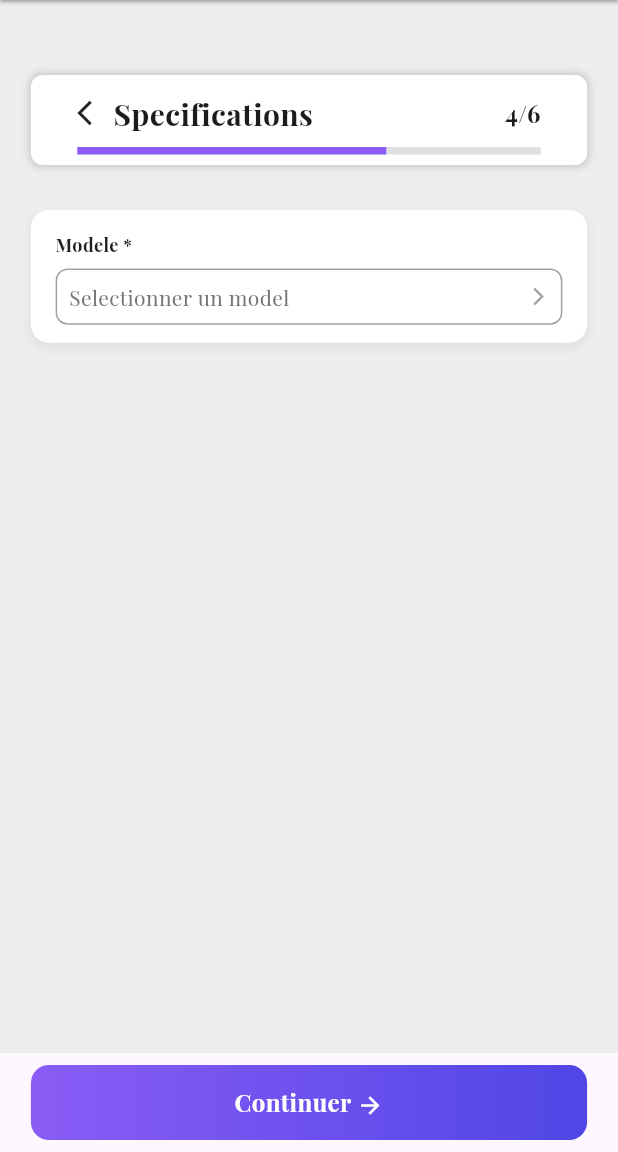
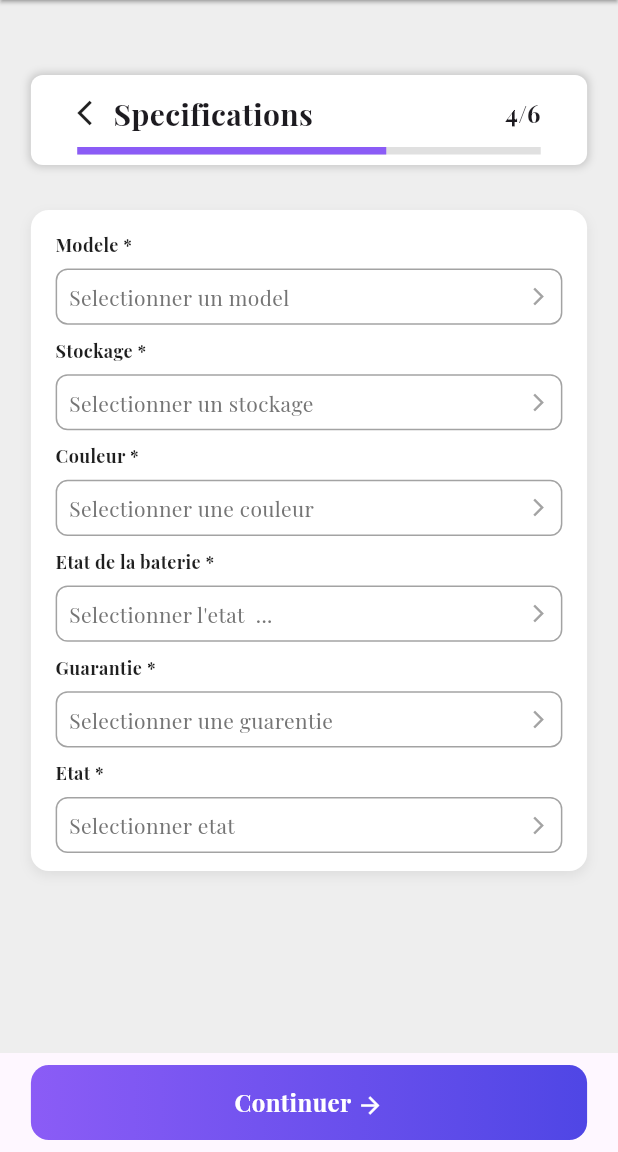
Before and after one commit to MoussaKhalilMoussa/minsiida, a Flutter app: the AddPostScreen screen opened by its route, swiped to page 4, on a phone screen of 412 x 824 dp, the part 84-1236 px from its top. Run offline on Flutter 3.47's test engine with Material 3 defaults, Android fonts, the phone set to English and light mode, and no system bars; our stand-ins replace dotted_border, font_awesome_flutter, get, google_fonts, image_picker; network calls fail.

Commit message:
specifications page completed

```diff
--- a/lib/controllers/specifications/specification_controller.dart
+++ b/lib/controllers/specifications/specification_controller.dart
@@ -5,10 +5,32 @@ class SpecificationController extends GetxController {
   final TextEditingController _modelController = TextEditingController();
   TextEditingController get modelController => _modelController;
   final modeles = <String>[..._iPhoneModels].obs;
+  final storages = <String>[..._storageOptions].obs;
+  final colors = <String>[..._colorsOptions].obs;
+  final bateryStates = <String>[..._bateryStateOptions].obs;
+  final guarentees = <String>[..._guaranteeOptions].obs;
+  final conditions = <String>[..._conditionOptions].obs;
+
   final filteredModels = <String>[..._iPhoneModels].obs;
+  final filteredStorage = <String>[..._storageOptions].obs;
+  final filteredColors = <String>[..._colorsOptions].obs;
+  final filteredBateryStates = <String>[..._colorsOptions].obs;
+  final filteredGuarantees = <String>[..._guaranteeOptions].obs;
+  final filteredConditions = <String>[..._conditionOptions].obs;
 
   final Rx<String?> selectedModel = Rx<String?>(null);
+  final Rx<String?> selectedStorage = Rx<String?>(null);
+  final Rx<String?> selectedColor = Rx<String?>(null);
+  final Rx<String?> selectedBateryState = Rx<String?>(null);
+  final Rx<String?> selectedGuarantee = Rx<String?>(null);
+  final Rx<String?> selectedCondition = Rx<String?>(null);
+
   final RxBool showModelError = false.obs;
+  final RxBool showStorageError = false.obs;
+  final RxBool showColorError = false.obs;
+  final RxBool showBateryStateError = false.obs;
+  final RxBool showGuaranteeError = false.obs;
+  final RxBool showConditionError = false.obs;
 
   void filterModels(String query) {
     final results = _iPhoneModels;
@@ -23,8 +45,78 @@ class SpecificationController extends GetxController {
     }
   }
 
+  void filterStorage(String query) {
+    final results = _storageOptions;
+    if (query.isEmpty) {
+      filteredStorage.assignAll(results);
+    } else {
+      filteredStorage.assignAll(
+        _storageOptions
+            .where((m) => m.toLowerCase().contains(query.toLowerCase()))
+            .toList(),
+      );
+    }
+  }
+
+  void filterColor(String query) {
+    final results = _colorsOptions;
+    if (query.isEmpty) {
+      filteredColors.assignAll(results);
+    } else {
+      filteredColors.assignAll(
+        _colorsOptions
+            .where((m) => m.toLowerCase().contains(query.toLowerCase()))
+            .toList(),
+      );
+    }
+  }
+
+  void filterState(String query) {
+    final results = _bateryStateOptions;
+    if (query.isEmpty) {
+      filteredBateryStates.assignAll(results);
+    } else {
+      filteredBateryStates.assignAll(
+        _bateryStateOptions
+            .where((m) => m.toLowerCase().contains(query.toLowerCase()))
+            .toList(),
+      );
+    }
+  }
+
+  void filterGuarantee(String query) {
+    final results = _guaranteeOptions;
+    if (query.isEmpty) {
+      filteredGuarantees.assignAll(results);
+    } else {
+      filteredGuarantees.assignAll(
+        _guaranteeOptions
+            .where((m) => m.toLowerCase().contains(query.toLowerCase()))
+            .toList(),
+      );
+    }
+  }
+
+  void filterCondition(String query) {
+    final results = _conditionOptions;
+    if (query.isEmpty) {
+      filteredConditions.assignAll(results);
+    } else {
+      filteredConditions.assignAll(
+        _conditionOptions
+            .where((m) => m.toLowerCase().contains(query.toLowerCase()))
+            .toList(),
+      );
+    }
+  }
+
   void resetSelectedModel() {
     filteredModels.value = <String>[..._iPhoneModels];
+    filteredStorage.value = <String>[..._storageOptions];
+    filteredColors.value = <String>[..._colorsOptions];
+    filteredBateryStates.value = <String>[..._bateryStateOptions];
+    filteredGuarantees.value = <String>[..._guaranteeOptions];
+    filteredConditions.value = <String>[..._conditionOptions];
   }
 
   @override
@@ -32,6 +124,50 @@ class SpecificationController extends GetxController {
     modelController.dispose();
     super.dispose();
   }
+
+  static final List<String> _conditionOptions = [
+    "Neuf",
+    "Comme Neuf",
+    "Bon État",
+    "État Moyen",
+    "Pour pieces",
+  ];
+
+  static final List<String> _guaranteeOptions = [
+    "Sous garantie",
+    "Sans garantie",
+  ];
+
+  static final List<String> _bateryStateOptions = [
+    "90-100%",
+    "80-98%",
+    "70-79%",
+    "Moins de 70%",
+  ];
+
+  static final List<String> _colorsOptions = [
+    "Rouge",
+    "Bleu",
+    "Vert",
+    "Jaune",
+    "Orange",
+    "Rose",
+    "Violet",
+    "Marron",
+    "Noir",
+  ];
+
+  static final List<String> _storageOptions = [
+    "32 Go",
+    "64 Go",
+    "128 Go",
+    "256 Go",
+    "512 Go",
+    "1 To",
+    "2 To",
+    "4 To",
+    "8 To",
+  ];
 
   static final List<String> _iPhoneModels = [
     'iPhone X',
--- a/lib/view/post/pages/specifications.dart
+++ b/lib/view/post/pages/specifications.dart
@@ -95,30 +95,74 @@ class _Specifications extends State<Specifications> {
                               label: "Modele *",
                               onChanged: specificationController.filterModels,
                               hintText: "un model",
+                              hintText1: "model",
+                              items: specificationController.modeles,
                               selectedItemRx:
                                   specificationController.selectedModel,
+                              showError: specificationController.showModelError,
                             ),
-                            /*
+
                             buildLocalizationLabeledField(
                               label: "Stockage *",
-                              onChanged: (p0) {},
+                              onChanged: specificationController.filterStorage,
+                              hintText: "un stockage",
+                              hintText1: "stockage",
+                              items: specificationController.storages,
+                              selectedItemRx:
+                                  specificationController.selectedStorage,
+                              showError:
+                                  specificationController.showStorageError,
                             ),
+
                             buildLocalizationLabeledField(
                               label: "Couleur *",
-                              onChanged: (p0) {},
+                              onChanged: specificationController.filterColor,
+                              hintText: "une couleur",
+                              hintText1: "couleur",
+                              items: specificationController.colors,
+                              selectedItemRx:
+                                  specificationController.selectedColor,
+                              showError: specificationController.showColorError,
                             ),
+
                             buildLocalizationLabeledField(
                               label: "Etat de la baterie *",
-                              onChanged: (p0) {},
+                              onChanged: specificationController.filterState,
+                              hintText: "l'etat de la baterie",
+                              hintText1: "etat de la baterie",
+                              items: specificationController.bateryStates,
+                              selectedItemRx:
+                                  specificationController.selectedBateryState,
+                              showError:
+                                  specificationController.showBateryStateError,
                             ),
+
                             buildLocalizationLabeledField(
                               label: "Guarantie *",
-                              onChanged: (p0) {},
+                              onChanged:
+                                  specificationController.filterGuarantee,
+                              hintText1: "gurentie",
+                              hintText: "une guarentie",
+                              items: specificationController.guarentees,
+                              selectedItemRx:
+                                  specificationController.selectedGuarantee,
+                              showError:
+                                  specificationController.showGuaranteeError,
+                                  showSearcharea: true
                             ),
                             buildLocalizationLabeledField(
                               label: "Etat *",
-                              onChanged: (p0) {},
-                            ), */
+                              onChanged:
+                                  specificationController.filterCondition,
+                              hintText1: "l'etat",
+                              hintText: "etat",
+                              items: specificationController.conditions,
+                              selectedItemRx:
+                                  specificationController.selectedCondition,
+                              showError:
+                                  specificationController.showConditionError,
+                                  showSearcharea: true
+                            ),
                             const SizedBox(height: 8),
                           ],
                         ),
@@ -142,8 +186,12 @@ class _Specifications extends State<Specifications> {
   Widget buildLocalizationLabeledField({
     required String label,
     required String hintText,
+    required String hintText1,
+    required List<String> items,
     required Rx<String?> selectedItemRx,
     required Function(String)? onChanged,
+    required RxBool showError,
+    bool showSearcharea = false
   }) {
     final width = MediaQuery.sizeOf(Get.context!).width * 0.82;
     final height = MediaQuery.sizeOf(Get.context!).height / 22;
@@ -152,7 +200,15 @@ class _Specifications extends State<Specifications> {
         //locationController.resetSelection();
         specificationController.resetSelectedModel();
         Get.dialog(
-          cityDialog(onChanged: onChanged),
+          cityDialog(
+            onChanged: onChanged,
+            hintText1: hintText1,
+            hintText: hintText,
+            items: items,
+            selectedItemRx: selectedItemRx,
+            showError: showError,
+            showSearcharea:showSearcharea
+          ),
           barrierDismissible: true,
           transitionDuration: Duration(milliseconds: 0),
         );
@@ -160,16 +216,8 @@ class _Specifications extends State<Specifications> {
       child: Padding(
         padding: const EdgeInsets.symmetric(horizontal: 14.0, vertical: 4),
         child: Obx(() {
-          //final city = locationController.selectedCity.value;
-          //final model = specificationController.selectedModel.value;
-          //final item = selectedItem;
-          //final city = null;
-
-          //final subPref = null;
-
           final item = selectedItemRx.value;
-          String locationText =
-              item != null ? "$item" : "Selectionner $hintText";
+          String locationText = item ?? "Selectionner $hintText";
 
           return Column(
             crossAxisAlignment: CrossAxisAlignment.start,
@@ -206,7 +254,7 @@ class _Specifications extends State<Specifications> {
                   ],
                 ),
               ),
-              if (specificationController.showModelError.value) ...[
+              if (showError.value) ...[
                 const SizedBox(height: 4),
                 Row(
                   //mainAxisAlignment: MainAxisAlignment.end,
@@ -219,7 +267,7 @@ class _Specifications extends State<Specifications> {
                     const SizedBox(width: 4),
                     Expanded(
                       child: Text(
-                        "$item n'est page encore selectionner",
+                        "$hintText1 n'est page encore selectionner",
                         style: const TextStyle(color: Colors.red, fontSize: 13),
                       ),
                     ),
@@ -233,7 +281,15 @@ class _Specifications extends State<Specifications> {
     );
   }
 
-  Widget cityDialog({required Function(String)? onChanged}) {
+  Widget cityDialog({
+    required Function(String)? onChanged,
+    required String hintText,
+    required String hintText1,
+    required List<String> items,
+    required Rx<String?> selectedItemRx,
+    required RxBool showError,
+    bool showSearcharea = false
+  }) {
     //specificationController.resetSelectedModel();
     return SingleChildScrollView(
       padding: const EdgeInsets.symmetric(horizontal: 12.0, vertical: 60.0),
@@ -258,7 +314,7 @@ class _Specifications extends State<Specifications> {
                 mainAxisAlignment: MainAxisAlignment.spaceAround,
                 children: [
                   Text(
-                    "Selectionner modele",
+                    "Selectionner $hintText1",
                     style: TextStyle(
                       color: blackColor2,
                       fontSize: 20,
@@ -281,11 +337,12 @@ class _Specifications extends State<Specifications> {
           mainAxisSize: MainAxisSize.min,
           crossAxisAlignment: CrossAxisAlignment.start,
           children: [
+            if (!showSearcharea) ...[
               const SizedBox(height: 4),
               TextField(
                 onChanged: onChanged,
                 decoration: InputDecoration(
-                hintText: "Rechercher un model",
+                  hintText: "Rechercher $hintText",
                   border: OutlineInputBorder(
                     borderRadius: BorderRadius.circular(8),
                     borderSide: BorderSide(color: Colors.grey[400]!),
@@ -293,9 +350,11 @@ class _Specifications extends State<Specifications> {
                   prefixIcon: Icon(Icons.search, color: Colors.grey[600]),
                 ),
               ),
+            ],
             const SizedBox(height: 16),
             Obx(() {
-              final modeles = specificationController.filteredModels;
+              //final modeles = specificationController.filteredModels;
+              final listItems = items;
               return Container(
                 decoration: BoxDecoration(
                   color: Colors.grey.withValues(alpha: 0.3),
@@ -309,18 +368,16 @@ class _Specifications extends State<Specifications> {
                 height: MediaQuery.sizeOf(Get.context!).width * 0.7,
                 width: MediaQuery.sizeOf(Get.context!).width * 0.9,
                 child:
-                    modeles.isEmpty
-                        ? Center(child: Text("Aucune ville trouvée"))
+                    listItems.isEmpty
+                        ? Center(child: Text("Aucun $hintText1 trouvée"))
                         : ClipRRect(
                           borderRadius: BorderRadius.circular(8.0),
                           child: ListView.builder(
                             shrinkWrap: true,
-                            itemCount: modeles.length,
+                            itemCount: listItems.length,
                             itemBuilder: (_, index) {
-                              final model = modeles[index];
-                              final isSelected =
-                                  specificationController.selectedModel.value ==
-                                  model;
+                              final item = listItems[index];
+                              final isSelected = selectedItemRx.value == item;
                               return Card(
                                 color:
                                     isSelected
@@ -329,20 +386,16 @@ class _Specifications extends State<Specifications> {
                                 shape: LinearBorder(),
                                 margin: const EdgeInsets.only(bottom: 0.3),
                                 child: ListTile(
-                                  title: Text(model),
+                                  title: Text(item),
                                   trailing:
                                       isSelected
                                           ? const Icon(Icons.check, size: 14)
                                           : null,
 
                                   onTap: () {
-                                    specificationController
-                                        .selectedModel
-                                        .value = model;
-                                    specificationController
-                                        .showModelError
-                                        .value = false;
-                                    onChanged?.call(model);
+                                    selectedItemRx.value = item;
+                                    showError.value = false;
+                                    onChanged?.call(item);
                                     Get.back();
                                   },
                                 ),
```
Also changed, not shown: lib/view/post/screen/add_post_screen.dart (+23 -4 lines). Lines whose indentation alone changed are shown as unchanged.
